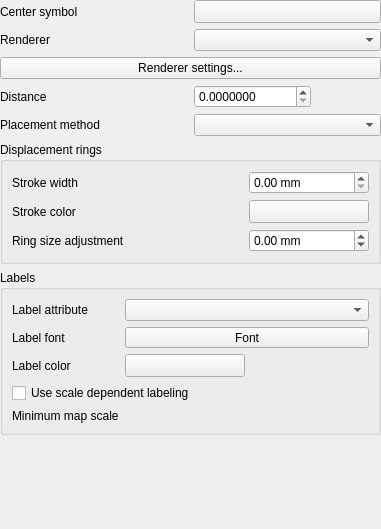
Qt form src/ui/qgspointdisplacementrendererwidgetbase.ui (carsmie/QGIS) before a commit.
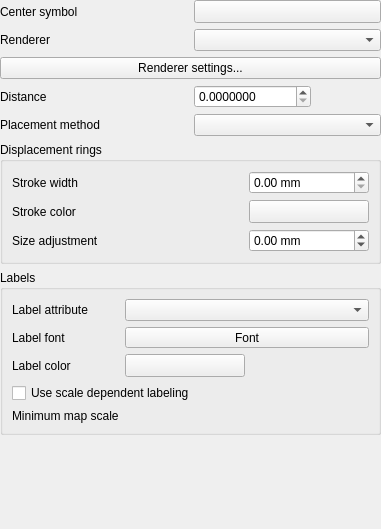
The same form after that commit. Custom widgets are drawn as their Qt base class.

```diff
--- a/src/ui/qgspointdisplacementrendererwidgetbase.ui
+++ b/src/ui/qgspointdisplacementrendererwidgetbase.ui
@@ -215,7 +215,7 @@
       <item row="3" column="0">
        <widget class="QLabel" name="mCircleRadiusLabel">
         <property name="text">
-         <string>Ring size adjustment</string>
+         <string>Size adjustment</string>
         </property>
        </widget>
       </item>
```
